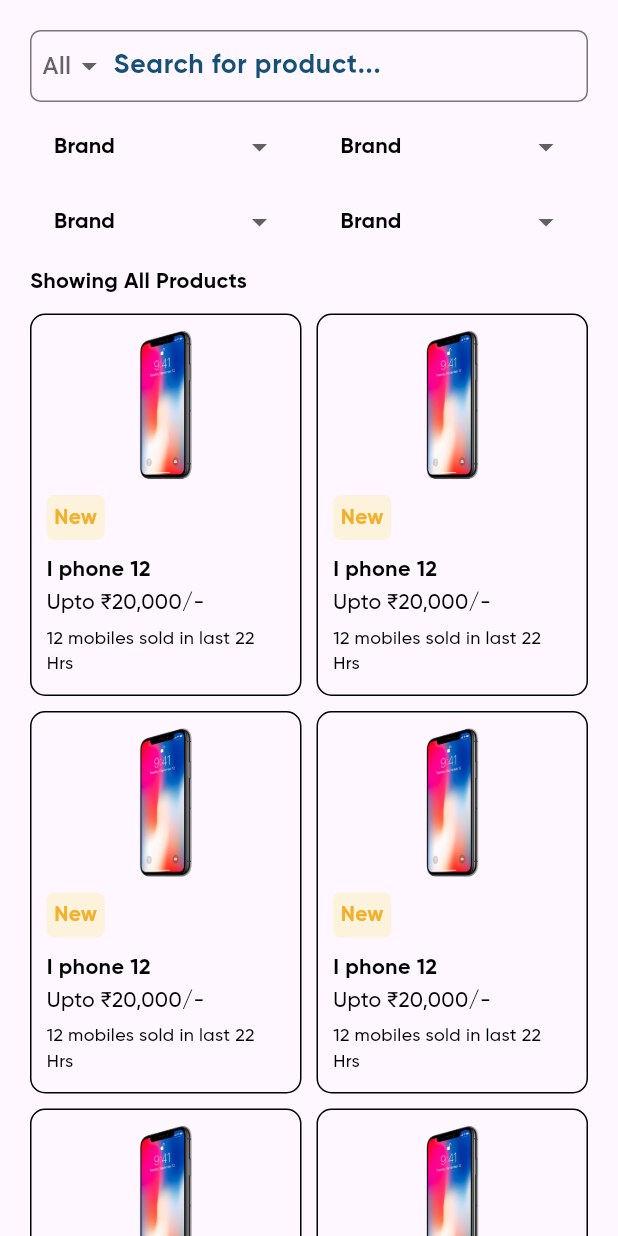
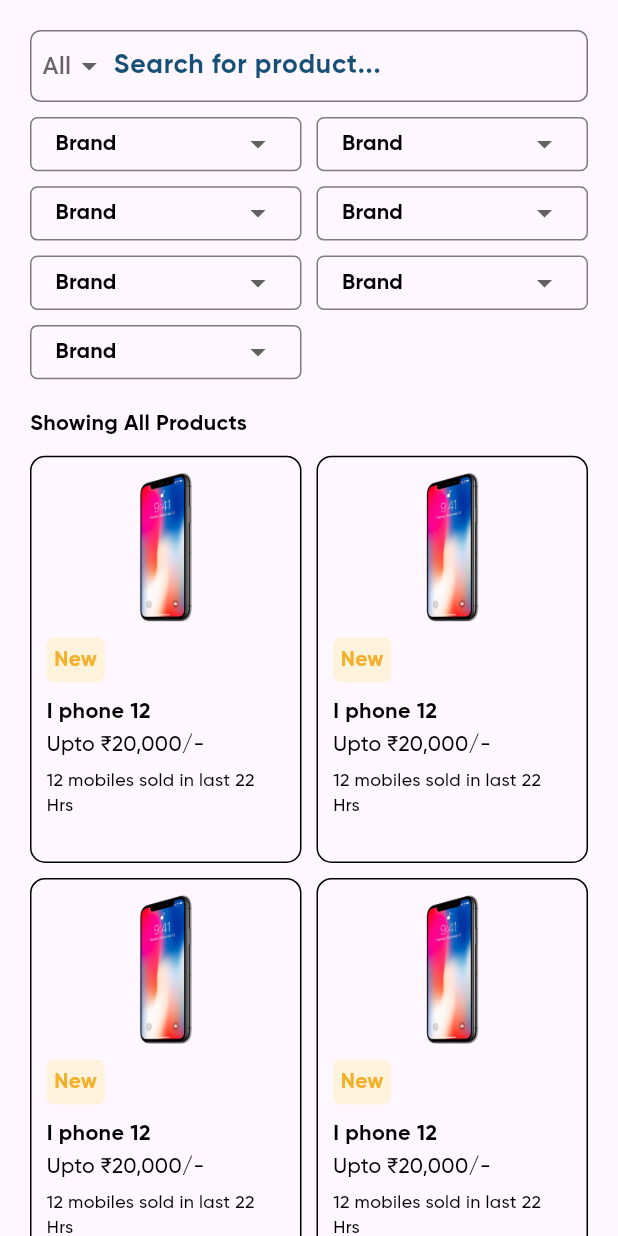
Before and after one commit to dibindasky/bechdu, a Flutter app: the ScreenProductSelection screen opened directly, on a phone screen of 412 x 824 dp. Run offline on Flutter 3.47's test engine with Material 3 defaults, Android fonts, the phone set to English and light mode, and no system bars; drawn by our look-alikes of dropdown_button2; our stand-ins replace iconsax, intl_phone_number_input, location, pinput; missing offline and left inert: dotted_dashed_line.

Commit message:
ad some chnages like dropdown gridview and styles

```diff
--- a/lib/application/presentation/screens/product/product_screen.dart
+++ b/lib/application/presentation/screens/product/product_screen.dart
@@ -27,41 +27,21 @@ class ScreenProductSelection extends StatelessWidget {
                 kHeight20,
                 const ProductScreenSearchField(),
                 kHeight10,
-                const Row(
-                  children: [
-                    Expanded(
-                      child: DropDownBuilder(
-                        searchHint: 'Brand',
-                      ),
-                    ),
-                    kWidth10,
-                    Expanded(
-                      child: DropDownBuilder(
-                        searchHint: 'Series',
-                      ),
-                    ),
-                  ],
-                ),
-                kHeight10,
-                const Row(
-                  children: [
-                    Expanded(
-                      child: DropDownBuilder(
-                        searchHint: 'Model',
-                      ),
-                    ),
-                    kWidth10,
-                    Expanded(
-                      child: DropDownBuilder(
-                        searchHint: 'Storage',
-                      ),
-                    ),
-                  ],
-                ),
-                kHeight10,
-                Text(
-                  'Showing All Products',
-                  style: textHeadBold1,
+                GridView.builder(
+                  physics: const NeverScrollableScrollPhysics(),
+                  shrinkWrap: true,
+                  itemCount: 7,
+                  scrollDirection: Axis.vertical,
+                  gridDelegate: const SliverGridDelegateWithFixedCrossAxisCount(
+                      crossAxisCount: 2,
+                      crossAxisSpacing: 10,
+                      mainAxisSpacing: 10,
+                      childAspectRatio: 1 / .2),
+                  itemBuilder: (context, index) {
+                    return const DropDownBuilder(
+                      searchHint: 'Brand',
+                    );
+                  },
                 ),
                 kHeight10,
                 const ProductListView(),
--- a/lib/application/presentation/screens/product/widgets/custom_button.dart
+++ b/lib/application/presentation/screens/product/widgets/custom_button.dart
@@ -31,7 +31,7 @@ class CustomButton extends StatelessWidget {
             text,
             style: textHeadMedium1.copyWith(
               color: kWhite,
-              fontSize: sWidth * .040,
+              fontSize: sWidth * .035,
             ),
           ),
         ),
--- a/lib/application/presentation/screens/product/widgets/drop_down_custom.dart
+++ b/lib/application/presentation/screens/product/widgets/drop_down_custom.dart
@@ -49,9 +49,13 @@ class _DropDownBuilderState extends State<DropDownBuilder> {
           });
         },
         value: myServices1,
-        buttonStyleData: const ButtonStyleData(
+        buttonStyleData: ButtonStyleData(
+          decoration: BoxDecoration(
+            border: Border.all(color: textFieldBorderColor),
+            borderRadius: kRadius5,
+          ),
           elevation: 0,
-          padding: EdgeInsets.symmetric(horizontal: 16),
+          padding: const EdgeInsets.symmetric(horizontal: 16),
           height: 40,
           width: 0,
         ),
@@ -66,14 +70,8 @@ class _DropDownBuilderState extends State<DropDownBuilder> {
         dropdownSearchData: DropdownSearchData(
           searchController: textEditingController,
           searchInnerWidgetHeight: 50,
-          searchInnerWidget: Container(
+          searchInnerWidget: SizedBox(
             height: 50,
-            padding: const EdgeInsets.only(
-              top: 8,
-              bottom: 4,
-              right: 8,
-              left: 8,
-            ),
             child: TextFormField(
               expands: true,
               maxLines: null,
--- a/lib/application/presentation/screens/product/widgets/product_custom_listview.dart
+++ b/lib/application/presentation/screens/product/widgets/product_custom_listview.dart
@@ -9,7 +9,16 @@ class ProductListView extends StatelessWidget {
 
   @override
   Widget build(BuildContext context) {
-    return GridView.builder(
+    return Column(
+      crossAxisAlignment: CrossAxisAlignment.start,
+      children: [
+        kHeight10,
+        Text(
+          'Showing All Products',
+          style: textHeadBold1,
+        ),
+        kHeight10,
+        GridView.builder(
           physics: const NeverScrollableScrollPhysics(),
           shrinkWrap: true,
           itemCount: 7,
@@ -18,7 +27,7 @@ class ProductListView extends StatelessWidget {
             crossAxisCount: 2,
             crossAxisSpacing: 10,
             mainAxisSpacing: 10,
-        mainAxisExtent: 255,
+            childAspectRatio: 1 / 1.5,
           ),
           itemBuilder: (context, index) {
             return Container(
@@ -47,8 +56,8 @@ class ProductListView extends StatelessWidget {
                   kHeight10,
                   Container(
                     padding: const EdgeInsets.all(5),
-                decoration:
-                    BoxDecoration(color: ksmalLight, borderRadius: kRadius5),
+                    decoration: BoxDecoration(
+                        color: ksmalLight, borderRadius: kRadius5),
                     child: Text(
                       'New',
                       style: textHeadBold1.copyWith(
@@ -72,6 +81,8 @@ class ProductListView extends StatelessWidget {
               ),
             );
           },
+        ),
+      ],
     );
   }
 }
--- a/lib/application/presentation/utils/clippers/wave_top.dart
+++ b/lib/application/presentation/utils/clippers/wave_top.dart
@@ -1,4 +1,3 @@
-
 import 'package:flutter/material.dart';
 
 class TopWaveClipper extends CustomClipper<Path> {
```
Also changed, not shown: lib/application/presentation/screens/pickup/pickup_contaners/date_selection/date_picking_bottom_sheet.dart (+4 -9 lines), lib/application/presentation/screens/product/widgets/final_product_image.dart (+8 -9 lines). Lines whose indentation alone changed are shown as unchanged.
